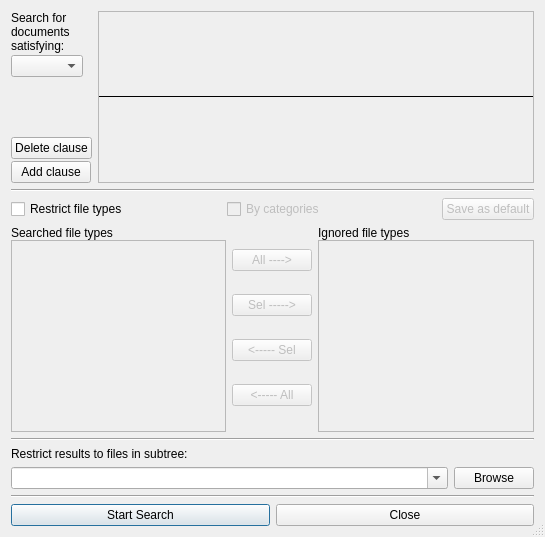
The window that src/qtgui/advsearch.ui (spanner888/recoll) describes before a commit, drawn with Qt 5.
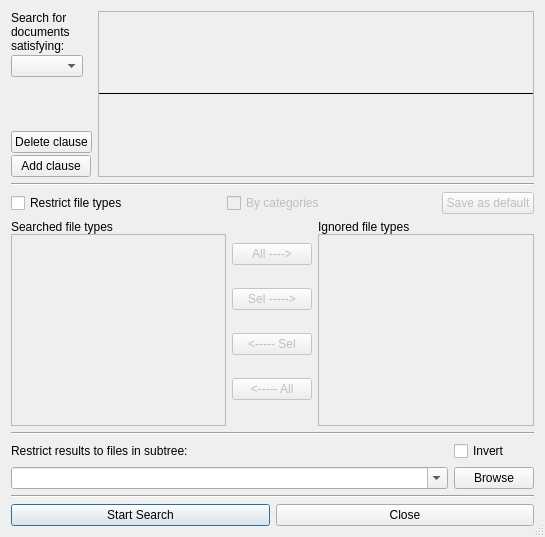
The same window after the commit.

Commit message: search gui advanced search panel: add checkbox to invert the meaning of the directory filter

The edit to the form file:
```diff
--- a/src/qtgui/advsearch.ui
+++ b/src/qtgui/advsearch.ui
@@ -399,6 +399,13 @@
        </property>
       </widget>
      </item>
+     <item row="0" column="1">
+      <widget class="QCheckBox" name="direxclCB">
+       <property name="text">
+        <string>Invert</string>
+       </property>
+      </widget>
+     </item>
     </layout>
    </item>
    <item>
```
The commit also changes 2 other files.
